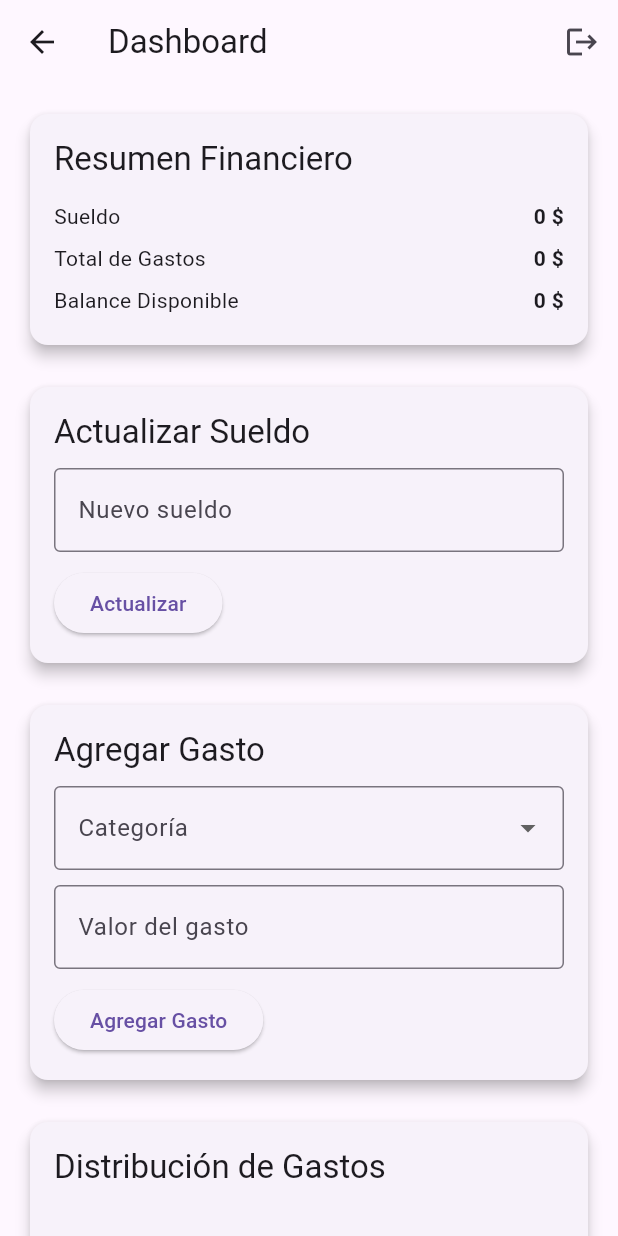
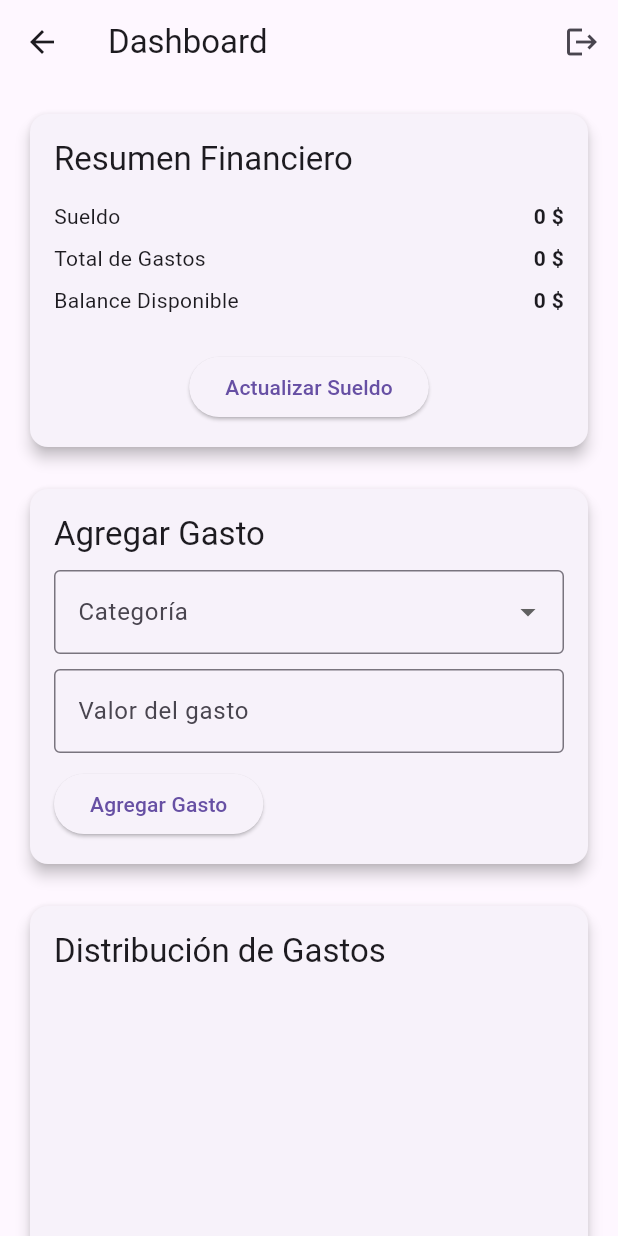
Before and after one commit to SpectralNoise/expensetracker, a Flutter app: the Dashboard screen opened by its route, on a phone screen of 412 x 824 dp. Run offline on Flutter 3.47's test engine with Material 3 defaults, Android fonts, the phone set to English and light mode, and no system bars; drawn by our look-alikes of fl_chart; our stand-ins replace cloud_firestore, firebase_auth, firebase_core, google_sign_in; accounts and stored records are empty.

Commit message:
add button Actualizar sueldo

```diff
--- a/lib/screens/dashboard_screen.dart
+++ b/lib/screens/dashboard_screen.dart
@@ -41,6 +41,7 @@ class Dashboard extends StatefulWidget {
 class _DashboardState extends State<Dashboard> {
   double _totalExpenses = 0.0;
   double _salary = 0.0;
+  bool _isEditingSalary = false; // Estado para controlar la visibilidad
   String? _selectedCategory;
   final TextEditingController _expenseController = TextEditingController();
   final TextEditingController _salaryController = TextEditingController();
@@ -225,6 +226,45 @@ class _DashboardState extends State<Dashboard> {
     _saveUserData();
   }
 
+  void _showUpdateSalaryDialog() {
+    // Limpiar el controlador antes de abrir el diálogo
+    _salaryController.clear();
+
+    showDialog(
+      context: context,
+      builder: (context) {
+        return AlertDialog(
+          title: const Text('Actualizar Sueldo'),
+          content: TextField(
+            controller: _salaryController,
+            decoration: const InputDecoration(
+              labelText: 'Nuevo sueldo',
+              border: OutlineInputBorder(),
+            ),
+            keyboardType: TextInputType.number,
+            inputFormatters: [ThousandsSeparatorInputFormatter()],
+          ),
+          actions: [
+            TextButton(
+              onPressed: () {
+                Navigator.of(context).pop(); // Cerrar el diálogo
+              },
+              child: const Text('Cancelar'),
+            ),
+            TextButton(
+              onPressed: () {
+                _updateSalary(); // Llama al método para actualizar el sueldo
+                Navigator.of(context)
+                    .pop(); // Cierra el diálogo después de guardar
+              },
+              child: const Text('Guardar'),
+            ),
+          ],
+        );
+      },
+    );
+  }
+
   @override
   Widget build(BuildContext context) {
     return Scaffold(
@@ -235,7 +275,7 @@ class _DashboardState extends State<Dashboard> {
             icon: const Icon(Icons.logout),
             onPressed: () async {
               await FirebaseAuth.instance.signOut();
-              // Navegar a la pantalla de login (cambia 'LoginScreen' por tu pantalla de login)
+              // Navegar a la pantalla de login
               Navigator.pushReplacement(
                 context,
                 MaterialPageRoute(builder: (context) => LoginScreen()),
@@ -250,15 +290,13 @@ class _DashboardState extends State<Dashboard> {
           child: Column(
             crossAxisAlignment: CrossAxisAlignment.start,
             children: [
-              _buildFinancialSummary(),
+              _buildFinancialSummary(), // Resumen financiero (con botón de actualizar sueldo)
               const SizedBox(height: 20),
-              _buildSalaryUpdateSection(),
+              _buildExpenseInputSection(), // Sección para agregar gastos
               const SizedBox(height: 20),
-              _buildExpenseInputSection(),
+              _buildExpenseChart(), // Gráfico de gastos
               const SizedBox(height: 20),
-              _buildExpenseChart(),
-              const SizedBox(height: 20),
-              _buildExpenseList(),
+              _buildExpenseList(), // Lista de gastos
             ],
           ),
         ),
@@ -282,8 +320,17 @@ class _DashboardState extends State<Dashboard> {
             const SizedBox(height: 10),
             _buildSummaryItem('Sueldo', _salary),
             _buildSummaryItem('Total de Gastos', _totalExpenses),
-            _buildSummaryItem(
-                'Balance Disponible', availableBalance), // Mostrar el balance
+            _buildSummaryItem('Balance Disponible', availableBalance),
+            const SizedBox(height: 20),
+            Center(
+              // Centra el botón
+              child: ElevatedButton(
+                onPressed: () {
+                  _showUpdateSalaryDialog(); // Abre el diálogo para actualizar el sueldo
+                },
+                child: const Text('Actualizar Sueldo'),
+              ),
+            ),
           ],
         ),
       ),
@@ -302,39 +349,6 @@ class _DashboardState extends State<Dashboard> {
             style: const TextStyle(fontWeight: FontWeight.bold),
           ),
         ],
-      ),
-    );
-  }
-
-  Widget _buildSalaryUpdateSection() {
-    return Card(
-      elevation: 4,
-      child: Padding(
-        padding: const EdgeInsets.all(16.0),
-        child: Column(
-          crossAxisAlignment: CrossAxisAlignment.start,
-          children: [
-            Text(
-              'Actualizar Sueldo',
-              style: Theme.of(context).textTheme.titleLarge,
-            ),
-            const SizedBox(height: 10),
-            TextField(
-              controller: _salaryController,
-              decoration: const InputDecoration(
-                labelText: 'Nuevo sueldo',
-                border: OutlineInputBorder(),
-              ),
-              keyboardType: TextInputType.number,
-              inputFormatters: [ThousandsSeparatorInputFormatter()],
-            ),
-            const SizedBox(height: 10),
-            ElevatedButton(
-              onPressed: _updateSalary,
-              child: const Text('Actualizar'),
-            ),
-          ],
-        ),
       ),
     );
   }
```
Also changed, not shown: firebase.json.
